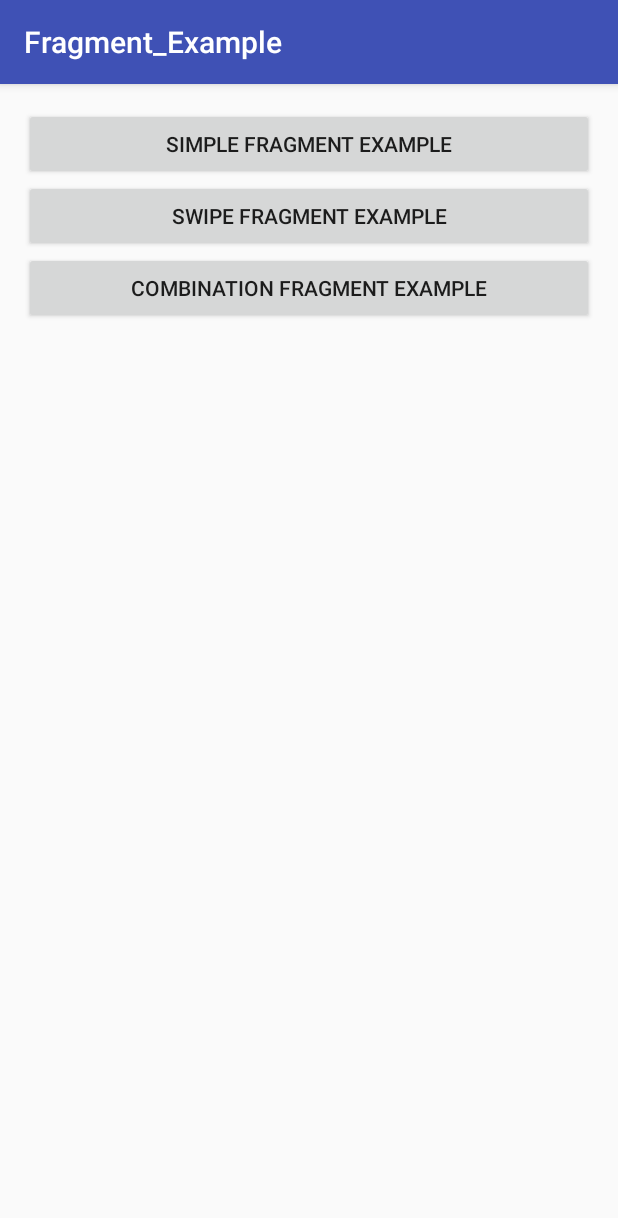
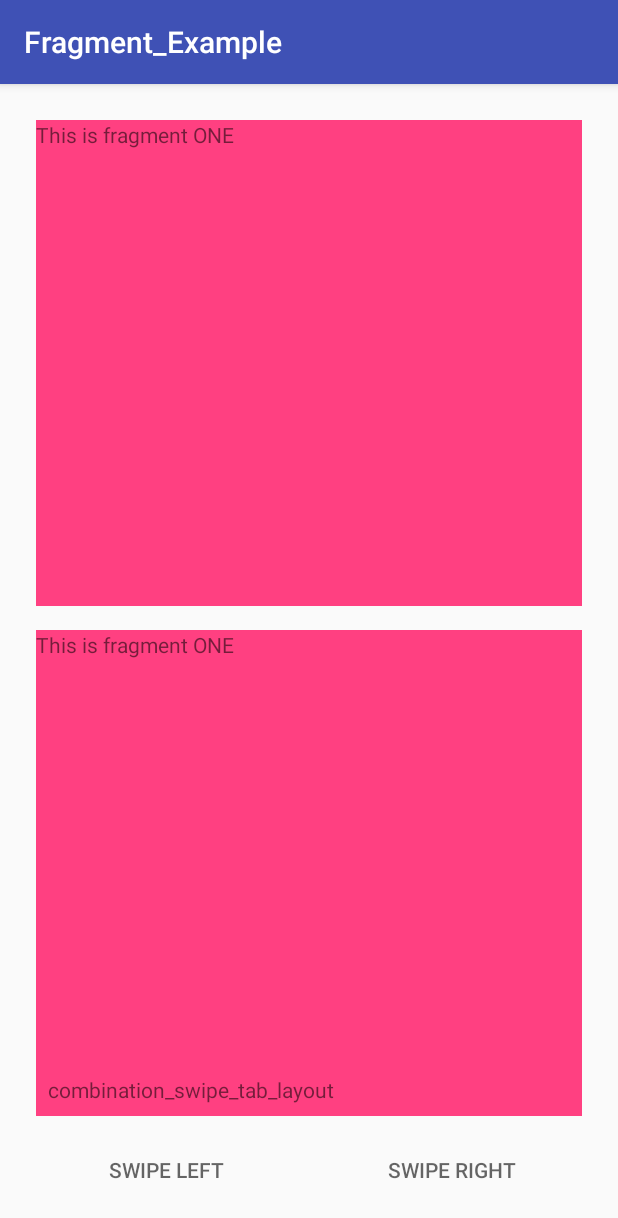
Before and after one commit to VostroDev/Fragment_Example, an Android app: the screen it shows after launch (LauncherActivity before the commit, CombinationActivity after it), after a tap on "COMBINATION FRAGMENT EXAMPLE", on a phone screen of 412 x 824 dp. Shown: the top 1218 px of the screen. Run offline under Robolectric (Android 15) with nearby library versions, the phone set to English and light mode, and no system bars.

Commit message:
First commit. One showing loading simple fragments and changing between fragments. Second is showing use of pager view to swipe between fragments.

```diff
--- a/app/src/main/AndroidManifest.xml
+++ b/app/src/main/AndroidManifest.xml
@@ -9,23 +9,21 @@
         android:supportsRtl="true"
         android:theme="@style/AppTheme">
 
-        <!--Simple Fragment Example-->
-        <activity android:name=".MainActivity">
+        <!-- Simple Fragment Example -->
+        <activity android:name=".MainActivity"></activity>
 
-        </activity>
+        <!-- Swipe Fragment Example -->
+        <activity android:name=".SwipeActivity"></activity>
 
-        <!--Swipe Fragment Example-->
-        <activity android:name=".SwipeActivity">
-
-        </activity>
-
-        <!--Launcher Activity-->
+        <!-- Launcher Activity -->
         <activity android:name=".LauncherActivity">
             <intent-filter>
                 <action android:name="android.intent.action.MAIN" />
+
                 <category android:name="android.intent.category.LAUNCHER" />
             </intent-filter>
         </activity>
+        <activity android:name=".CombinationActivity"></activity>
     </application>
 
 </manifest>
--- /dev/null
+++ b/app/src/main/java/com/vostro/fragment_example/CombinationActivity.java
@@ -0,0 +1,57 @@
+package com.vostro.fragment_example;
+
+import android.support.v4.app.FragmentManager;
+import android.support.v4.app.FragmentTransaction;
+import android.support.v4.view.ViewPager;
+import android.support.v7.app.AppCompatActivity;
+import android.os.Bundle;
+import android.util.Log;
+import android.view.View;
+
+public class CombinationActivity extends AppCompatActivity {
+
+    private static final String TAG = "FRAG";
+    FragmentManager mFragmentManager;
+    FragmentTransaction mFragmentTransaction;
+
+    @Override
+    protected void onCreate(Bundle savedInstanceState) {
+        super.onCreate(savedInstanceState);
+        setContentView(R.layout.combination_activity);
+
+        // Inflate top static fragment
+        FragmentOne objOne = new FragmentOne();   // instance of FragmentOne.java
+        FragmentManager fragmentManager = getSupportFragmentManager();
+        FragmentTransaction fragmentTransaction = fragmentManager.beginTransaction();
+        fragmentTransaction.add(R.id.container_comnbi_top, objOne, "FragOne");
+        fragmentTransaction.commit();
+
+        // Inflating Bottom Swipe Fragment with initial Fragment
+        mFragmentManager = getSupportFragmentManager();
+        mFragmentTransaction = mFragmentManager.beginTransaction();
+        mFragmentTransaction.replace(R.id.container_combi_bottom, new CombinationTabFragment());
+        mFragmentTransaction.commit();
+
+    }
+
+    public void swipeBottomFragment(View view) {
+        ViewPager vp = (ViewPager) findViewById(R.id.combiviewpager);
+
+        switch (view.getId()) {
+            case R.id.btn_combi_right:
+                if (vp != null) {
+                    vp.setCurrentItem(vp.getCurrentItem() + 1);
+                }
+                break;
+
+            case R.id.btn_combi_left:
+                if (vp != null) {
+                    vp.setCurrentItem(vp.getCurrentItem() - 1);
+                }
+                break;
+        }
+
+
+
+    }
+}
--- /dev/null
+++ b/app/src/main/java/com/vostro/fragment_example/CombinationTabFragment.java
@@ -0,0 +1,73 @@
+package com.vostro.fragment_example;
+
+import android.os.Bundle;
+import android.support.annotation.Nullable;
+import android.support.v4.app.Fragment;
+import android.support.v4.app.FragmentManager;
+import android.support.v4.app.FragmentStatePagerAdapter;
+import android.support.v4.view.ViewPager;
+import android.view.LayoutInflater;
+import android.view.View;
+import android.view.ViewGroup;
+
+public class CombinationTabFragment extends Fragment {
+
+    //// public static TabLayout tabLayout;
+    public static ViewPager viewPager;
+    public static int int_items = 3;
+
+    @Nullable
+    @Override
+    public View onCreateView(LayoutInflater inflater, ViewGroup container, Bundle savedInstanceState) {
+        //Inflate tab_layout and setup Views.
+        View v = inflater.inflate(R.layout.combination_tab_layout, null);
+        viewPager = (ViewPager) v.findViewById(R.id.combiviewpager);
+
+        //Set an Adapter for the View Pager
+        viewPager.setAdapter(new MyAdapter(getChildFragmentManager()));
+
+        return v;
+    }
+
+    class MyAdapter extends FragmentStatePagerAdapter {
+
+        public MyAdapter(FragmentManager fm) {
+            super(fm);
+        }
+
+        // Return fragment with respect to Position .
+        // Use same fragment as in normal fragment activity example
+        @Override
+        public Fragment getItem(int position) {
+            switch (position) {
+                case 0:
+                    return new FragmentOne();
+                case 1:
+                    return new FragmentTwo();
+                case 2:
+                    return new FragmentThree();
+            }
+            return null;
+        }
+
+        @Override
+        public int getCount() {
+            return int_items;
+        }
+
+        // This method returns the title of the tab according to the position.
+        @Override
+        public CharSequence getPageTitle(int position) {
+            switch (position) {
+                case 0:
+                    return "One";
+                case 1:
+                    return "Two";
+                case 2:
+                    return "Three";
+            }
+            return null;
+        }
+    }
+
+}
--- a/app/src/main/java/com/vostro/fragment_example/DialogX.java
+++ b/app/src/main/java/com/vostro/fragment_example/DialogX.java
@@ -14,7 +14,7 @@ public class DialogX extends DialogFragment{
         @Override
         public void onClick(View v) {
             dismiss();
-            ((MainActivity)getActivity()).swopFragment(v);  // this is how to call method in main activity from fragment.
+            ((MainActivity)getActivity()).swapFragment(v);  // this is how to call method in main activity from fragment.
         }
     };
 
--- a/app/src/main/java/com/vostro/fragment_example/LauncherActivity.java
+++ b/app/src/main/java/com/vostro/fragment_example/LauncherActivity.java
@@ -27,6 +27,11 @@ public class LauncherActivity extends AppCompatActivity {
                 Intent swipeIntent = new Intent(this, SwipeActivity.class);
                 startActivity(swipeIntent);
                 break;
+
+            case R.id.btnCombination:
+                Intent combiIntent = new Intent(this, CombinationActivity.class);
+                startActivity(combiIntent);
+                break;
         }
 
     }
--- a/app/src/main/java/com/vostro/fragment_example/MainActivity.java
+++ b/app/src/main/java/com/vostro/fragment_example/MainActivity.java
@@ -27,7 +27,7 @@ public class MainActivity extends AppCompatActivity {
         showDialogX();
     }
 
-    public void swopFragment(View view) {
+    public void swapFragment(View view) {
         FragmentThree objThree = new FragmentThree();   // instance of FragmentThree.java
         FragmentTwo objTwo = new FragmentTwo();         // instance of FragmentTwo.java
 
--- a/app/src/main/res/layout/activity_main.xml
+++ b/app/src/main/res/layout/activity_main.xml
@@ -38,7 +38,7 @@
         android:layout_width="match_parent"
         android:layout_height="wrap_content"
         android:layout_gravity="center_horizontal"
-        android:onClick="swopFragment"
+        android:onClick="swapFragment"
         android:text="Swap Fragment" />
 
 
--- /dev/null
+++ b/app/src/main/res/layout/combination_activity.xml
@@ -0,0 +1,61 @@
+<?xml version="1.0" encoding="utf-8"?>
+<LinearLayout xmlns:android="http://schemas.android.com/apk/res/android"
+    xmlns:tools="http://schemas.android.com/tools"
+    android:layout_width="match_parent"
+    android:layout_height="match_parent"
+    android:orientation="vertical"
+    android:paddingBottom="@dimen/activity_vertical_margin"
+    android:paddingLeft="@dimen/activity_horizontal_margin"
+    android:paddingRight="@dimen/activity_horizontal_margin"
+    android:paddingTop="@dimen/activity_vertical_margin"
+    tools:context="com.vostro.fragment_example.CombinationActivity">
+
+    <LinearLayout
+        android:id="@+id/container_comnbi_top"
+        android:layout_width="match_parent"
+        android:layout_height="0dp"
+        android:layout_weight="1"
+        android:orientation="vertical">
+
+    </LinearLayout>
+
+    <LinearLayout
+        android:id="@+id/container_combi_bottom"
+        android:layout_width="match_parent"
+        android:layout_height="0dp"
+        android:layout_weight="1"
+        android:orientation="vertical">
+
+    </LinearLayout>
+
+    <LinearLayout
+        android:id="@+id/combi_buttons"
+        style="?android:buttonBarStyle"
+        android:layout_width="match_parent"
+        android:layout_height="wrap_content"
+        android:orientation="horizontal">
+
+        <Button
+            android:id="@+id/btn_combi_left"
+            style="?android:actionBarTabTextStyle"
+            android:layout_width="0dp"
+            android:layout_height="wrap_content"
+            android:layout_weight="1"
+            android:gravity="center"
+            android:onClick="swipeBottomFragment"
+            android:text="Swipe Left" />
+
+        <Button
+            android:id="@+id/btn_combi_right"
+            style="?android:actionBarTabTextStyle"
+            android:layout_width="0dp"
+            android:layout_height="wrap_content"
+            android:layout_weight="1"
+            android:gravity="center"
+            android:onClick="swipeBottomFragment"
+            android:text="Swipe Right" />
+
+    </LinearLayout>
+
+
+</LinearLayout>
--- /dev/null
+++ b/app/src/main/res/layout/combination_tab_layout.xml
@@ -0,0 +1,35 @@
+<?xml version="1.0" encoding="utf-8"?>
+<RelativeLayout xmlns:android="http://schemas.android.com/apk/res/android"
+    android:layout_width="match_parent"
+    android:layout_height="wrap_content"
+    android:orientation="vertical">
+
+    <!--<android.support.design.widget.TabLayout-->
+    <!--android:id="@+id/tabs"-->
+    <!--android:layout_width="match_parent"-->
+    <!--android:layout_height="wrap_content"-->
+    <!--android:background="@color/material_blue_grey_800"-->
+    <!--app:tabGravity="fill"-->
+    <!--app:tabIndicatorColor="@color/orange"-->
+    <!--app:tabMode="fixed"-->
+    <!--app:tabSelectedTextColor="@color/orange"-->
+    <!--app:tabTextColor="@color/white">-->
+
+    <!--</android.support.design.widget.TabLayout>-->
+
+    <android.support.v4.view.ViewPager
+        android:id="@+id/combiviewpager"
+        android:layout_width="match_parent"
+        android:layout_height="match_parent">
+
+    </android.support.v4.view.ViewPager>
+
+    <TextView
+        android:layout_width="wrap_content"
+        android:layout_height="wrap_content"
+        android:layout_alignParentBottom="true"
+        android:text="combination_swipe_tab_layout"
+        android:padding="16dp"
+        android:id="@+id/textView" />
+
+</RelativeLayout>
--- a/app/src/main/res/values/colors.xml
+++ b/app/src/main/res/values/colors.xml
@@ -6,4 +6,5 @@
     <color name="colorRed">#FF0000</color>
     <color name="colorGreen">#00FF00</color>
     <color name="colorBlue">#0000FF</color>
+    <color name="colorGrey">#dedede</color>
 </resources>
```
Also changed, not shown: app/src/main/ic_launcher-web.png (added), app/src/main/res/mipmap-hdpi/ic_launcher.png, app/src/main/res/mipmap-mdpi/ic_launcher.png, app/src/main/res/mipmap-xhdpi/ic_launcher.png, app/src/main/res/mipmap-xxhdpi/ic_launcher.png, app/src/main/res/mipmap-xxxhdpi/ic_launcher.png.
